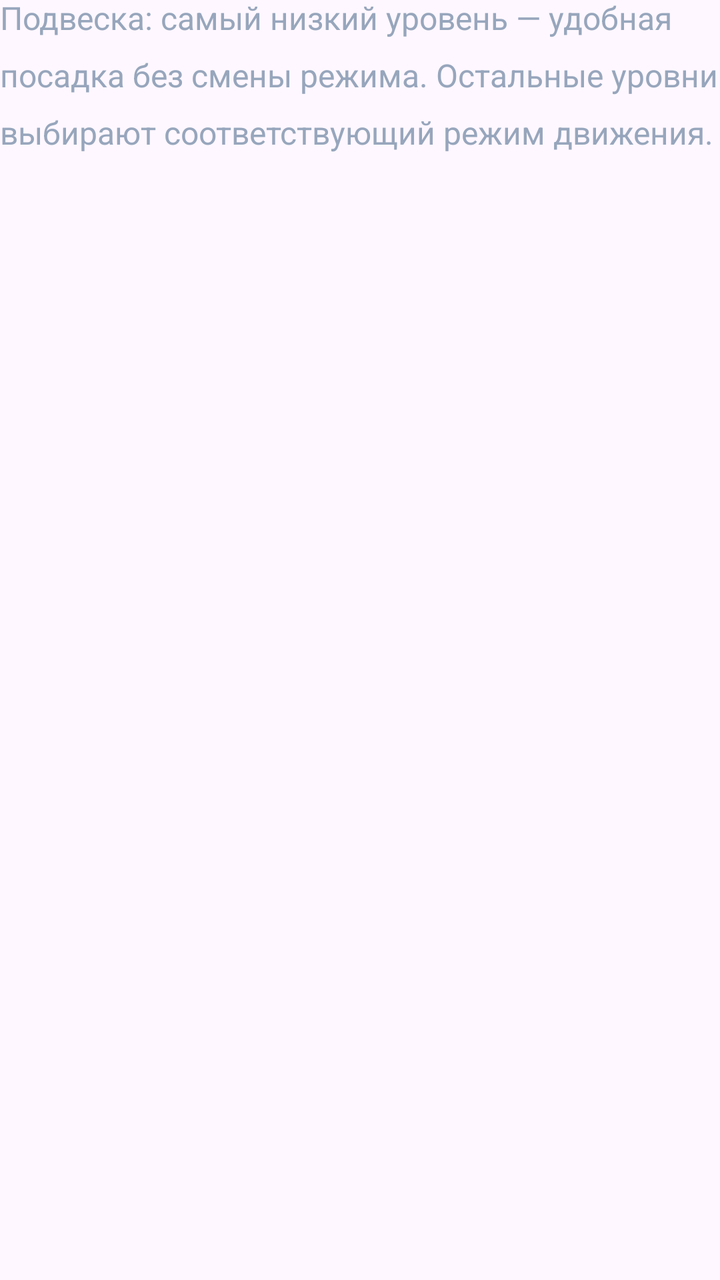
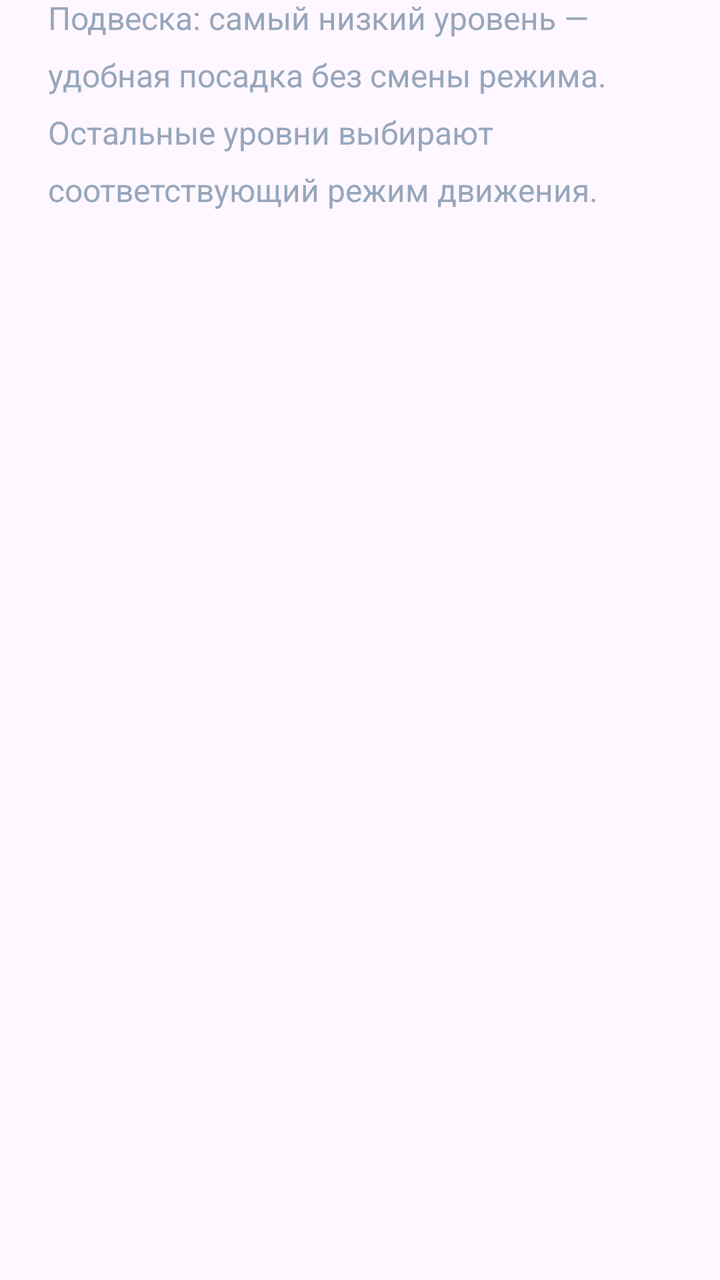

Two renders of the same Android screen: before a commit and after it. Below are the layout's source before the change and the commit's diff.
<!-- AndroidManifest.xml: application theme Theme.RestoreMode -->
<!-- res/layout/settings_main_suspension_description.xml -->
<?xml version="1.0" encoding="utf-8"?>
<TextView
    xmlns:android="http://schemas.android.com/apk/res/android"
    android:layout_width="match_parent"
    android:layout_height="wrap_content"
    android:text="Подвеска: самый низкий уровень — удобная посадка без смены режима. Остальные уровни выбирают соответствующий режим движения."
    android:textSize="16sp"
    android:lineSpacingMultiplier="1.5"
    android:textColor="#97a6bc"
    android:includeFontPadding="false"
    android:layout_marginTop="16dp" />
<!-- resources referenced by this layout -->
<resources>
  <style name="Theme.RestoreMode" parent="Base.Theme.RestoreMode" />
  <style name="Base.Theme.RestoreMode" parent="Theme.Material3.DayNight.NoActionBar">
          
          
      </style>
</resources>

<!-- the commit's change to res/layout/settings_main_suspension_description.xml (unified diff, before → after) -->
@@ -8,4 +8,6 @@
     android:lineSpacingMultiplier="1.5"
     android:textColor="#97a6bc"
     android:includeFontPadding="false"
-    android:layout_marginTop="16dp" />
+    android:layout_marginTop="16dp"
+    android:paddingHorizontal="24dp"
+    android:paddingBottom="22dp" />
